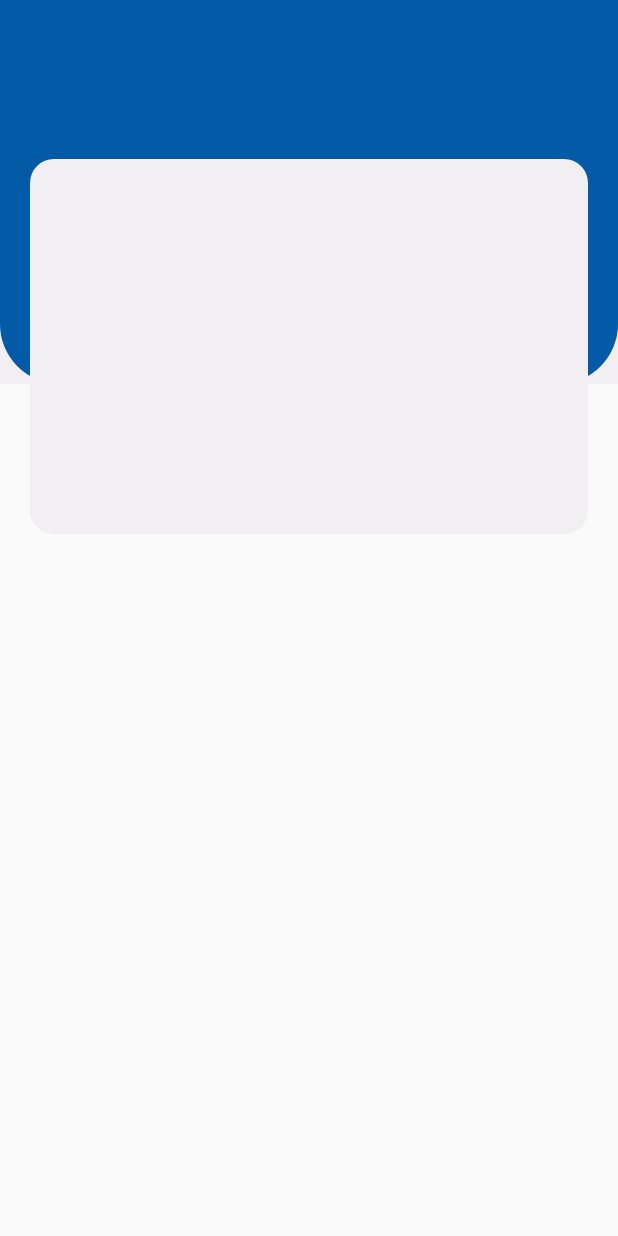
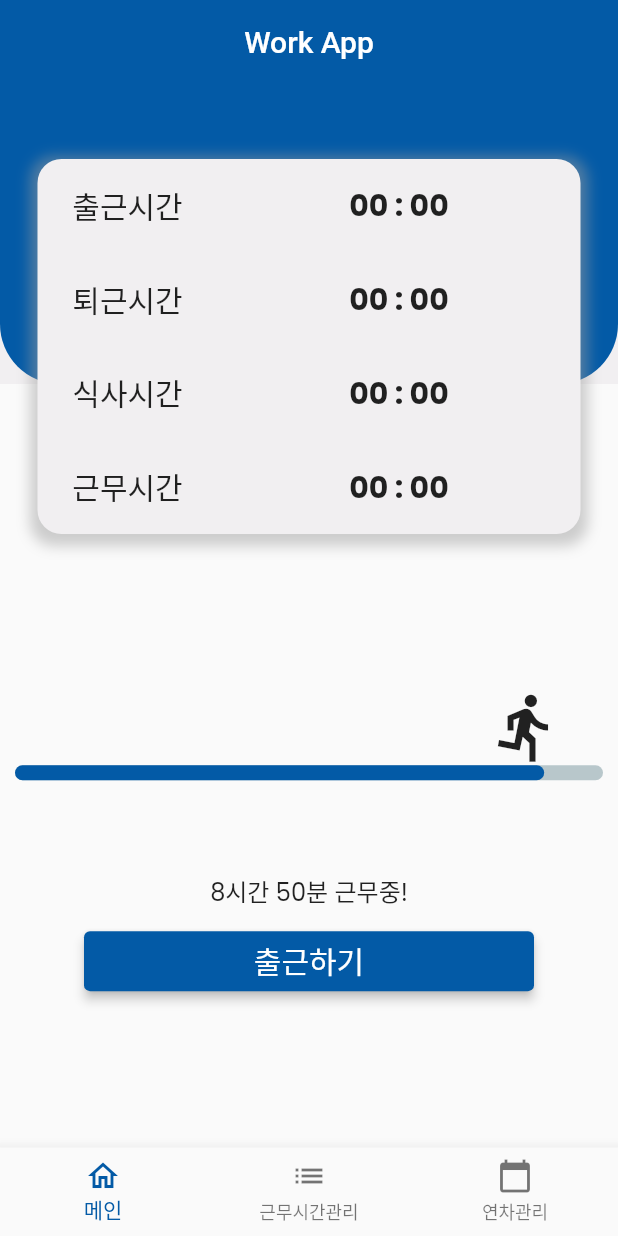
Before and after one commit to fepanbr/work_app, a Flutter app: the screen it shows once a user with an empty profile is signed in, on a phone screen of 412 x 824 dp. Run offline on Flutter 3.47's test engine with Material 2 defaults, Android fonts, the phone set to English and light mode, and no system bars; drawn by our look-alikes of percent_indicator; our stand-ins replace firebase_auth, firebase_core, get, google_fonts, google_sign_in; accounts and stored records are empty.

Commit message:
[기능추가] 탭바, 메인페이지 레이아웃, progress indicator 플러그인 추가

```diff
--- a/lib/constants.dart
+++ b/lib/constants.dart
@@ -7,7 +7,7 @@ const kTextColor = Color(0xFF000839);
 const kTextLightColor = Color(0xFF747474);
 const kBlueColor = Color(0xFF40BAD5);
 
-const kDefaultPadding = 20.0;
+const kDefaultPadding = 25.0;
 
 const kDefaultShadow = BoxShadow(
   offset: Offset(0, 15),
--- a/lib/homePage.dart
+++ b/lib/homePage.dart
@@ -1,5 +1,7 @@
 import 'package:commute_app/constants.dart';
 import 'package:commute_app/loginPage.dart';
+import 'package:commute_app/mainPage.dart';
+import 'package:commute_app/weeklyWorkPage.dart';
 import 'package:firebase_auth/firebase_auth.dart';
 import 'package:flutter/material.dart';
 
@@ -12,6 +14,23 @@ class _HomePageState extends State<HomePage>
     with SingleTickerProviderStateMixin {
   late TabController tabController;
   List<Tab> tabs = [];
+  int _selectedIndex = 0;
+  static const TextStyle optionStyle =
+      TextStyle(fontSize: 30, fontWeight: FontWeight.bold);
+  static List<Widget> _widgetOptions = <Widget>[
+    MainPage(),
+    WeeklyWorkPage(),
+    Text(
+      'Index 2: School',
+      style: optionStyle,
+    ),
+  ];
+
+  void _onItemTapped(int index) {
+    setState(() {
+      _selectedIndex = index;
+    });
+  }
 
   @override
   void initState() {
@@ -30,35 +49,29 @@ class _HomePageState extends State<HomePage>
           return Scaffold(
             appBar: AppBar(
               elevation: 0,
+              title: Text('Work App'),
+              centerTitle: true,
             ),
-            body: Stack(
-              children: [
-                Container(
-                  height: 200,
-                  decoration: BoxDecoration(
-                    color: kBackgroundColor,
-                  ),
-                  child: Container(
-                    decoration: BoxDecoration(
-                      color: kPrimaryColor,
-                      borderRadius: BorderRadius.only(
-                        bottomLeft: Radius.circular(40),
-                        bottomRight: Radius.circular(40),
-                      ),
-                    ),
-                  ),
+            bottomNavigationBar: BottomNavigationBar(
+              items: const <BottomNavigationBarItem>[
+                BottomNavigationBarItem(
+                  icon: Icon(Icons.home_outlined),
+                  label: '메인',
                 ),
-                Container(
-                  margin: EdgeInsets.fromLTRB(kDefaultPadding, 50,
-                      kDefaultPadding, kDefaultPadding / 2),
-                  height: 250,
-                  decoration: BoxDecoration(
-                    color: kBackgroundColor,
-                    borderRadius: BorderRadius.all(Radius.circular(16)),
-                  ),
-                )
+                BottomNavigationBarItem(
+                  icon: Icon(Icons.list),
+                  label: '근무시간관리',
+                ),
+                BottomNavigationBarItem(
+                  icon: Icon(Icons.calendar_today),
+                  label: '연차관리',
+                ),
               ],
+              currentIndex: _selectedIndex,
+              selectedItemColor: kPrimaryColor,
+              onTap: _onItemTapped,
             ),
+            body: _widgetOptions.elementAt(_selectedIndex),
           );
         }
       },
--- /dev/null
+++ b/lib/mainPage.dart
@@ -0,0 +1,218 @@
+import 'package:commute_app/constants.dart';
+import 'package:flutter/material.dart';
+import 'package:get/get.dart';
+import 'package:percent_indicator/linear_percent_indicator.dart';
+
+class MainPage extends StatelessWidget {
+  const MainPage({
+    Key? key,
+  }) : super(key: key);
+
+  @override
+  Widget build(BuildContext context) {
+    return Column(
+      children: [
+        Stack(
+          children: [
+            Container(
+              height: 200,
+              decoration: BoxDecoration(
+                color: kBackgroundColor,
+              ),
+              child: Container(
+                decoration: BoxDecoration(
+                  color: kPrimaryColor,
+                  borderRadius: BorderRadius.only(
+                    bottomLeft: Radius.circular(40),
+                    bottomRight: Radius.circular(40),
+                  ),
+                ),
+              ),
+            ),
+            Container(
+              margin: EdgeInsets.fromLTRB(
+                  kDefaultPadding, 50, kDefaultPadding, kDefaultPadding / 2),
+              height: 250,
+              decoration: BoxDecoration(
+                  color: kBackgroundColor,
+                  borderRadius: BorderRadius.all(
+                    Radius.circular(16),
+                  ),
+                  boxShadow: [
+                    BoxShadow(
+                      color: Colors.grey.withOpacity(0.5),
+                      spreadRadius: 5,
+                      blurRadius: 7,
+                      offset: Offset(0, 3), // changes position of shadow
+                    ),
+                  ]),
+              child: Column(
+                children: [
+                  Expanded(
+                    child: Row(
+                      children: [
+                        Container(
+                          width: 120,
+                          child: Center(
+                            child: Text(
+                              '출근시간',
+                              style: TextStyle(fontSize: 20),
+                            ),
+                          ),
+                        ),
+                        Expanded(
+                            child: Container(
+                          child: Center(
+                            child: Text(
+                              '00 : 00',
+                              style: TextStyle(
+                                  fontSize: 20, fontWeight: FontWeight.bold),
+                            ),
+                          ),
+                        ))
+                      ],
+                    ),
+                  ),
+                  Expanded(
+                    child: Row(
+                      children: [
+                        Container(
+                          width: 120,
+                          child: Center(
+                            child: Text(
+                              '퇴근시간',
+                              style: TextStyle(fontSize: 20),
+                            ),
+                          ),
+                        ),
+                        Expanded(
+                            child: Container(
+                          child: Center(
+                            child: Text(
+                              '00 : 00',
+                              style: TextStyle(
+                                  fontSize: 20, fontWeight: FontWeight.bold),
+                            ),
+                          ),
+                        ))
+                      ],
+                    ),
+                  ),
+                  Expanded(
+                    child: Row(
+                      children: [
+                        Container(
+                          width: 120,
+                          child: Center(
+                            child: Text(
+                              '식사시간',
+                              style: TextStyle(fontSize: 20),
+                            ),
+                          ),
+                        ),
+                        Expanded(
+                            child: Container(
+                          child: Center(
+                            child: Text(
+                              '00 : 00',
+                              style: TextStyle(
+                                  fontSize: 20, fontWeight: FontWeight.bold),
+                            ),
+                          ),
+                        ))
+                      ],
+                    ),
+                  ),
+                  Expanded(
+                    child: Row(
+                      children: [
+                        Container(
+                          width: 120,
+                          child: Center(
+                            child: Text(
+                              '근무시간',
+                              style: TextStyle(fontSize: 20),
+                            ),
+                          ),
+                        ),
+                        Expanded(
+                            child: Container(
+                          child: Center(
+                            child: Text(
+                              '00 : 00',
+                              style: TextStyle(
+                                  fontSize: 20, fontWeight: FontWeight.bold),
+                            ),
+                          ),
+                        ))
+                      ],
+                    ),
+                  ),
+                ],
+              ),
+            ),
+          ],
+        ),
+        SizedBox(
+          height: 30,
+        ),
+        Expanded(
+          child: Column(
+            mainAxisAlignment: MainAxisAlignment.center,
+            crossAxisAlignment: CrossAxisAlignment.start,
+            children: [
+              Container(
+                height: 50,
+                child: Row(
+                  children: [
+                    SizedBox(
+                      width: (Get.width - 50) * 0.9,
+                    ),
+                    Icon(
+                      Icons.directions_run_outlined,
+                      size: 50,
+                    ),
+                  ],
+                ),
+              ),
+              new LinearPercentIndicator(
+                lineHeight: 10.0,
+                // percent: _value.restTime,
+                linearStrokeCap: LinearStrokeCap.roundAll,
+                progressColor: kPrimaryColor,
+                percent: 0.9,
+              ),
+            ],
+          ),
+        ),
+        Expanded(
+          child: Column(
+            children: [
+              Container(
+                child: Text(
+                  '8시간 50분 근무중!',
+                  style: TextStyle(fontSize: 16),
+                ),
+              ),
+              SizedBox(
+                height: 10,
+              ),
+              ElevatedButton(
+                onPressed: () {},
+                child: Text(
+                  '출근하기',
+                  style: TextStyle(fontSize: 20, fontWeight: FontWeight.w400),
+                ),
+                style: ButtonStyle(
+                    minimumSize: MaterialStateProperty.all(Size(300, 40)),
+                    alignment: Alignment.center,
+                    elevation: MaterialStateProperty.all(3),
+                    backgroundColor: MaterialStateProperty.all(kPrimaryColor)),
+              )
+            ],
+          ),
+        ),
+      ],
+    );
+  }
+}
--- /dev/null
+++ b/lib/weeklyWorkPage.dart
@@ -0,0 +1,15 @@
+import 'package:flutter/material.dart';
+
+class WeeklyWorkPage extends StatefulWidget {
+  const WeeklyWorkPage({Key? key}) : super(key: key);
+
+  @override
+  _WeeklyWorkPageState createState() => _WeeklyWorkPageState();
+}
+
+class _WeeklyWorkPageState extends State<WeeklyWorkPage> {
+  @override
+  Widget build(BuildContext context) {
+    return Container();
+  }
+}
--- a/pubspec.yaml
+++ b/pubspec.yaml
@@ -34,6 +34,7 @@ dependencies:
   google_sign_in: ^5.0.4
   google_fonts: ^2.1.0
   flutter_svg: ^0.22.0
+  percent_indicator: ^3.0.1
 
 dev_dependencies:
   flutter_test:
```
Also changed, not shown: pubspec.lock.
